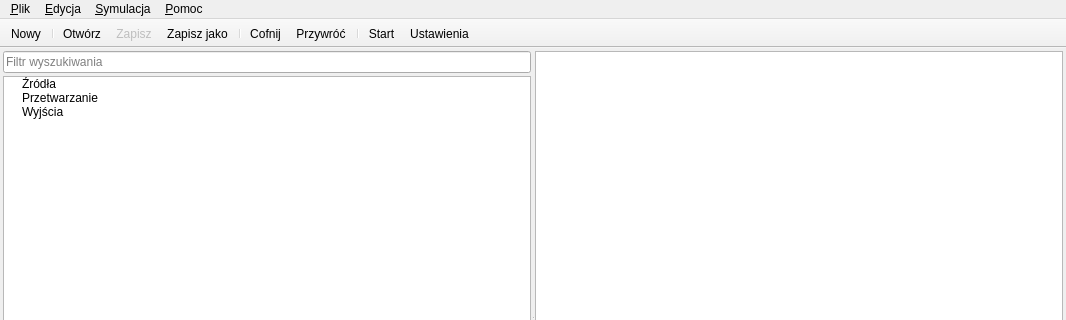
Qt form GUI/MainWindow.ui (zaps166/DSPBlocks) before a commit; both pictures show x 0 to 1066 and y 0 to 320 of the 1066 by 600 pixel window.
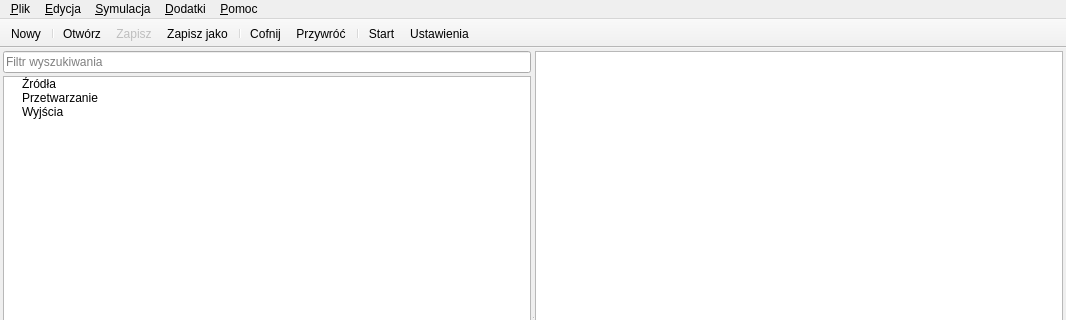
The same form after that commit. Custom widgets are drawn as their Qt base class.

The edit to the form file:
```diff
--- a/GUI/MainWindow.ui
+++ b/GUI/MainWindow.ui
@@ -167,9 +167,15 @@
     <addaction name="separator"/>
     <addaction name="action_Ustawienia"/>
    </widget>
+   <widget class="QMenu" name="menu_Dodatki">
+    <property name="title">
+     <string>&amp;Dodatki</string>
+    </property>
+   </widget>
    <addaction name="menu_Plik"/>
    <addaction name="menu_Edycja"/>
    <addaction name="menu_Symulacja"/>
+   <addaction name="menu_Dodatki"/>
    <addaction name="menu_Pomoc"/>
   </widget>
   <action name="actionStart">
```
